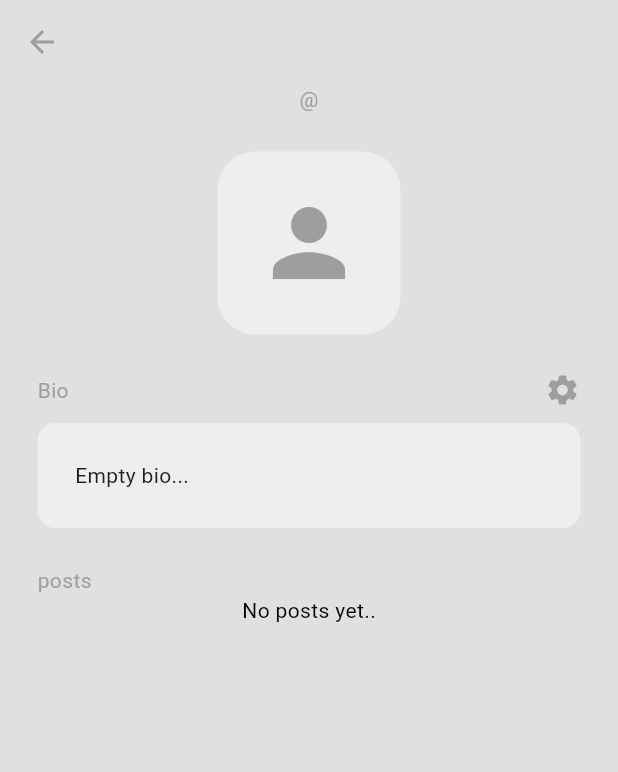
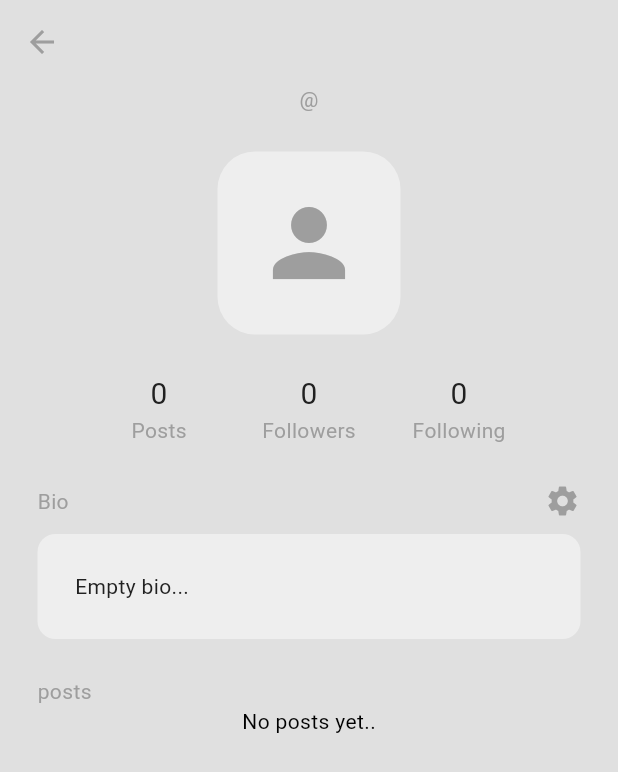
Before and after one commit to fallss/UAS_Kelompok4_sosialmedia_twiter, a Flutter app: the HomePage screen opened directly, in the side drawer, after a tap on "P R O F I L E", on a phone screen of 412 x 824 dp. Shown: the top 772 px of the screen. Run offline on Flutter 3.47's test engine with Material 3 defaults, Android fonts, the light colour scheme and no system bars; our stand-ins replace cloud_firestore, firebase_auth, firebase_core; accounts and stored records are empty; network calls fail.

Commit message:
penambahan fitur profile page

```diff
--- /dev/null
+++ b/lib/components/my_profile_stats.dart
@@ -0,0 +1,59 @@
+import 'package:flutter/material.dart';
+
+class MyProfileStats extends StatelessWidget {
+  final int postCount;
+  final int followerCount;
+  final int followingCount;
+  final void Function()? onTap;
+  const MyProfileStats({
+    super.key,
+    required this.postCount,
+    required this.followerCount,
+    required this.followingCount,
+    required this.onTap,
+  });
+
+  @override
+  Widget build(BuildContext context) {
+    var TextStyleForCount = TextStyle(
+        fontSize: 20, color: Theme.of(context).colorScheme.inversePrimary);
+    var TextStyleForText =
+        TextStyle(color: Theme.of(context).colorScheme.primary);
+
+    return GestureDetector(
+      onTap: onTap,
+      child: Row(
+        mainAxisAlignment: MainAxisAlignment.center,
+        children: [
+          SizedBox(
+            width: 100,
+            child: Column(
+              children: [
+                Text(postCount.toString(), style: TextStyleForCount),
+                Text("Posts", style: TextStyleForText)
+              ],
+            ),
+          ),
+          SizedBox(
+            width: 100,
+            child: Column(
+              children: [
+                Text(followerCount.toString(), style: TextStyleForCount),
+                Text("Followers", style: TextStyleForText)
+              ],
+            ),
+          ),
+          SizedBox(
+            width: 100,
+            child: Column(
+              children: [
+                Text(followingCount.toString(), style: TextStyleForCount),
+                Text("Following", style: TextStyleForText)
+              ],
+            ),
+          ),
+        ],
+      ),
+    );
+  }
+}
--- a/lib/database/database_provider.dart
+++ b/lib/database/database_provider.dart
@@ -143,4 +143,100 @@ Future<void> deleteComment(String commentId, postId) async{
   await _db.deleteCommentInFirebase(commentId);
   await loadComments(postId);
 }
+
+
+final Map<String, List<String>> _followers = {};
+final Map<String, List<String>> _following = {};
+final Map<String, int> _followerCount = {};
+final Map<String, int> _followingCount = {};
+
+int getFollowerCount(String uid) => _followerCount[uid] ?? 0;
+int getFollowingCount(String uid) => _followingCount[uid] ?? 0;
+
+Future<void> loadUserFollowers(String uid) async {
+  final listOfFollowersUid = await _db.getFollowerUidFromFirebase(uid);
+
+  _followers[uid] = listOfFollowersUid;
+  _followerCount[uid] = listOfFollowersUid.length;
+
+  notifyListeners();
 }
+
+Future<void> loadUserFollowing(String uid) async {
+  final listOfFollowingUids = await _db.getFollowingUidFromFirebase(uid); // memastikan pemanggilan fungsi yang benar
+
+  _following[uid] = listOfFollowingUids;
+  _followingCount[uid] = listOfFollowingUids.length;
+
+  notifyListeners();
+}
+
+Future<void> followUser(String targetUserId) async {
+  final currentUserId = _auth.getCurrentUid();
+
+  _following.putIfAbsent(currentUserId, () => []);
+  _followers.putIfAbsent(targetUserId, () => []);
+
+  if (!_followers[targetUserId]!.contains(currentUserId)) {
+    _followers[targetUserId]?.add(currentUserId);
+    _followerCount[targetUserId] = (_followerCount[targetUserId] ?? 0) + 1;
+
+    _following[currentUserId]?.add(targetUserId);
+    _followingCount[currentUserId] = (_followingCount[currentUserId] ?? 0) + 1;
+  }
+
+  notifyListeners();
+
+  try {
+    await _db.followUserInFirebase(targetUserId);
+    await loadUserFollowers(currentUserId);
+    await loadUserFollowing(currentUserId);
+  } catch (e) {
+    _followers[targetUserId]?.remove(currentUserId);
+    _followerCount[targetUserId] = (_followerCount[targetUserId] ?? 0) - 1;
+
+    _following[currentUserId]?.remove(targetUserId);
+    _followingCount[currentUserId] = (_followingCount[currentUserId] ?? 0) - 1;
+
+    notifyListeners();
+  }
+}
+
+Future<void> unfollowUser(String targetUserId) async {
+  final currentUserId = _auth.getCurrentUid();
+
+  _following.putIfAbsent(currentUserId, () => []);
+  _followers.putIfAbsent(targetUserId, () => []);
+
+  if (_followers[targetUserId]!.contains(currentUserId)) {
+    _followers[targetUserId]?.remove(currentUserId);
+    _followerCount[targetUserId] = (_followerCount[targetUserId] ?? 0) - 1;
+
+    _following[currentUserId]?.remove(targetUserId); // Memastikan yang dihapus adalah target user dari current user
+    _followingCount[currentUserId] = (_followingCount[currentUserId] ?? 0) - 1;
+  }
+
+  notifyListeners();
+
+  try {
+    await _db.unfollowUserInFirebase(targetUserId);
+    await loadUserFollowers(currentUserId);
+    await loadUserFollowing(currentUserId);
+  } catch (e) {
+    _followers[targetUserId]?.add(currentUserId);
+    _followerCount[targetUserId] = (_followerCount[targetUserId] ?? 0) + 1;
+
+    _following[currentUserId]?.add(targetUserId);
+    _followingCount[currentUserId] = (_followingCount[currentUserId] ?? 0) + 1;
+
+    notifyListeners();
+  }
+}
+
+bool isFollowing(String uid) {
+  final currentUserId = _auth.getCurrentUid();
+  return _following[currentUserId]?.contains(uid) ?? false; // menggunakan ?? false agar defaultnya tidak mengikuti
+}
+
+void userProfile(String uid) {}
+}
--- a/lib/database/database_service.dart
+++ b/lib/database/database_service.dart
@@ -9,7 +9,8 @@ class DatabaseService {
   final _auth = FirebaseAuth.instance;
   final FirebaseFirestore _db = FirebaseFirestore.instance;
 
-  Future<void> saveUserInfoInFirebase({required String name, required String email}) async {
+  Future<void> saveUserInfoInFirebase(
+      {required String name, required String email}) async {
     String uid = _auth.currentUser!.uid;
     String username = email.split('@')[0];
 
@@ -161,4 +162,91 @@ class DatabaseService {
       return [];
     }
   }
+
+  Future<void> followUserInfirebasse(String uid) async {
+    final currentUSerId = _auth.currentUser!.uid;
+
+    await _db
+        .collection("Users")
+        .doc(currentUSerId)
+        .collection("Following")
+        .doc(uid)
+        .set({});
+
+    await _db
+        .collection("Users")
+        .doc(uid)
+        .collection("Followers")
+        .doc(currentUSerId)
+        .set({});
+  }
+
+  Future<void> unFollowUserInFirebase(String uid) async {
+    final currentUSerId = _auth.currentUser!.uid;
+
+    await _db
+        .collection("Users")
+        .doc(currentUSerId)
+        .collection("Following")
+        .doc(uid)
+        .delete();
+
+    await _db
+        .collection("Users")
+        .doc(uid)
+        .collection("Followers")
+        .doc(currentUSerId)
+        .delete();
+  }
+
+  Future<void> followUserInFirebase(String uid) async {
+  final currentUserId = _auth.currentUser!.uid;
+
+  await _db
+      .collection("Users")
+      .doc(currentUserId)
+      .collection("Following")
+      .doc(uid)
+      .set({});
+
+  await _db
+      .collection("Users")
+      .doc(uid)
+      .collection("Followers")
+      .doc(currentUserId)
+      .set({});
 }
+
+Future<void> unfollowUserInFirebase(String uid) async {
+  final currentUserId = _auth.currentUser!.uid;
+
+  await _db
+      .collection("Users")
+      .doc(currentUserId)
+      .collection("Following")
+      .doc(uid)
+      .delete();
+
+  await _db
+      .collection("Users")
+      .doc(uid)
+      .collection("Followers")
+      .doc(currentUserId)
+      .delete();
+}
+
+Future<List<String>> getFollowerUidFromFirebase(String uid) async {
+  final snapshot =
+      await _db.collection("Users").doc(uid).collection("Followers").get();
+
+  return snapshot.docs.map((doc) => doc.id).toList();
+}
+
+Future<List<String>> getFollowingUidFromFirebase(String uid) async {
+  final snapshot =
+      await _db.collection("Users").doc(uid).collection("Following").get();
+
+  return snapshot.docs.map((doc) => doc.id).toList();
+}
+
+}
--- a/lib/pages/login_page.dart
+++ b/lib/pages/login_page.dart
@@ -87,7 +87,7 @@ showLoadingCircle(context);
 
                 // logo
                Image.asset(
-  'lib/helper/icon.png',
+  'lib/images/icon.png',
   width: 420, // Sesuaikan ukuran sesuai kebutuhan
   height: 300,
 ),
--- a/lib/pages/profile_page.dart
+++ b/lib/pages/profile_page.dart
@@ -2,14 +2,14 @@ import 'package:flutter/material.dart';
 import 'package:provider/provider.dart';
 import 'package:uas_twitter_mediasosial/auth/auth_service.dart';
 import 'package:uas_twitter_mediasosial/components/my_bio_box.dart';
+import 'package:uas_twitter_mediasosial/components/my_follow_button.dart';
 import 'package:uas_twitter_mediasosial/components/my_input_alert_box.dart';
 import 'package:uas_twitter_mediasosial/components/my_post_tile.dart';
+import 'package:uas_twitter_mediasosial/components/my_profile_stats.dart';
 import 'package:uas_twitter_mediasosial/database/database_provider.dart';
 import 'package:uas_twitter_mediasosial/models/user.dart';
 
 import '../helper/navigate_pages.dart';
-
-
 
 class ProfilePage extends StatefulWidget {
   final String uid;
@@ -33,6 +33,8 @@ late final databaseProvider =
 
   bool _isLoading = true;
 
+  bool _isFollowing = false;
+
   @override
   void initState() {
     super.initState();
@@ -41,8 +43,13 @@ late final databaseProvider =
     loadUser();
   }
 
-Future<void> loadUser() async{
+  Future<void> loadUser() async {
     user = await databaseProvider.getUserProfile(widget.uid);
+
+    await databaseProvider.loadUserFollowers(widget.uid);
+    await databaseProvider.loadUserFollowing(widget.uid);
+
+    _isFollowing = databaseProvider.isFollowing(widget.uid);
 
     setState(() {
       _isLoading = false;
@@ -56,12 +63,10 @@ void _showEditBioBox() {
             textController: bioTextController,
             hinText: "Edit bio..",
             onPressed: saveBio,
-    onPressedText: "Save")
-    );
+            onPressedText: "Save"));
   }
 
   Future<void> saveBio() async {
-
     setState(() {
       _isLoading = true;
     });
@@ -76,26 +81,61 @@ Future<void> saveBio() async {
 
     print("saving..");
   }
+
+  Future<void> toggleFollow() async {
+    if (_isFollowing) {
+      showDialog(
+        context: context,
+        builder: (context) => AlertDialog(
+          title: const Text("Unfollow"),
+          content: const Text("Are you sure want to unfollow?"),
+          actions: [
+            TextButton(
+              onPressed: () => Navigator.pop(context),
+              child: const Text("Cancel"),
+            ),
+            TextButton(
+              onPressed: () async {
+                Navigator.pop(context);
+
+                await databaseProvider.unfollowUser(widget.uid);
+              },
+              child: const Text("Yes"),
+            ),
+          ],
+        ),
+      );
+    } else {
+      await databaseProvider.followUser(widget.uid);
+    }
+    setState(() {
+      _isFollowing = !_isFollowing;
+    });
+  }
+
   //UI
   @override
   Widget build(BuildContext context) {
-
     final allUserPosts = listeningProvider.fillerUserPosts(widget.uid);
 
+    final followerCount =listeningProvider.getFollowerCount(widget.uid);
+    final followingCount =listeningProvider.getFollowingCount(widget.uid);
+
+    _isFollowing = listeningProvider.isFollowing(widget.uid);
+
     return Scaffold(
-      backgroundColor: Theme.of(context).colorScheme.surface ,
+        backgroundColor: Theme.of(context).colorScheme.surface,
         appBar: AppBar(
           centerTitle: true,
           title: Text(_isLoading ? '' : user!.name),
           foregroundColor: Theme.of(context).colorScheme.primary,
         ),
-
-
-      body:ListView(
+        body: ListView(
           children: [
             Center(
-            child: Text(_isLoading ? '' : '@${user!.username}',
-            style:TextStyle(color:Theme.of(context).colorScheme.primary),
+              child: Text(
+                _isLoading ? '' : '@${user!.username}',
+                style: TextStyle(color: Theme.of(context).colorScheme.primary),
               ),
             ),
 
@@ -104,11 +144,11 @@ Future<void> saveBio() async {
             //profile
             Center(
               child: Container(
-              decoration: BoxDecoration(color: Theme.of(context).colorScheme.secondary,
+                decoration: BoxDecoration(
+                  color: Theme.of(context).colorScheme.secondary,
                   borderRadius: BorderRadius.circular(25),
                 ),
-
-              padding:const EdgeInsets.all(25),
+                padding: const EdgeInsets.all(25),
                 child: Icon(
                   Icons.person,
                   size: 72,
@@ -118,6 +158,21 @@ Future<void> saveBio() async {
             ),
             const SizedBox(height: 25),
 
+            MyProfileStats(
+                postCount: allUserPosts.length,
+                followerCount:followerCount,
+                followingCount: followingCount,
+                onTap: (){},
+                ),
+
+            //
+            if (user != null && user!.uid != currentUserId)
+              MyFollowButton(
+                onPressed: toggleFollow,
+                isFollowing: _isFollowing,
+              ),
+
+                          const SizedBox(height: 25),
 
 
             Padding(
@@ -125,12 +180,15 @@ Future<void> saveBio() async {
               child: Row(
                 mainAxisAlignment: MainAxisAlignment.spaceBetween,
                 children: [
-                Text("Bio", style: TextStyle(color: Theme.of(context).colorScheme.primary),
+                  Text(
+                    "Bio",
+                    style:
+                        TextStyle(color: Theme.of(context).colorScheme.primary),
                   ),
                   GestureDetector(
                     onTap: _showEditBioBox,
                     child: Icon(Icons.settings,
-                                 color: Theme.of(context).colorScheme.primary ),
+                        color: Theme.of(context).colorScheme.primary),
                   ),
                 ],
               ),
@@ -142,32 +200,32 @@ Future<void> saveBio() async {
             MyBioBox(text: _isLoading ? '...' : user!.bio),
 
             Padding(
-            padding: const EdgeInsets.only(left: 25.0 ,top: 25),
-            child: Text("posts", style: TextStyle(color: Theme.of(context).colorScheme.primary),
+              padding: const EdgeInsets.only(left: 25.0, top: 25),
+              child: Text(
+                "posts",
+                style: TextStyle(color: Theme.of(context).colorScheme.primary),
               ),
             ),
 
-          allUserPosts.isEmpty ?
-        const Center(child: Text("No posts yet.."),)
-
-        :
-
-        ListView.builder(
-          itemCount:  allUserPosts.length,
+            allUserPosts.isEmpty
+                ? const Center(
+                    child: Text("No posts yet.."),
+                  )
+                : ListView.builder(
+                    itemCount: allUserPosts.length,
                     physics: const NeverScrollableScrollPhysics(),
                     shrinkWrap: true,
-          itemBuilder:(context, index){
+                    itemBuilder: (context, index) {
                       final post = allUserPosts[index];
 
                       return MyPostTile(
                         post: post,
-              onUserTap: (){},
-              onPostTap: () =>  goPostPage(context, post),
+                        onUserTap: () {},
+                        onPostTap: () => goPostPage(context, post),
                       );
                     },
                   ),
           ],
-      )
-    );
+        ));
   }
 }
--- a/pubspec.yaml
+++ b/pubspec.yaml
@@ -65,7 +65,9 @@ flutter:
 
   # To add assets to your application, add an assets section, like this:
   assets:
-    - lib/helper/icon.png
+    - lib/images/icon.png
+    - lib/images/register.png
+
 
   # An image asset can refer to one or more resolution-specific "variants", see
   # https://flutter.dev/to/resolution-aware-images
```
Also changed, not shown: lib/components/my_follow_button.dart (added, +45 -0 lines), lib/pages/register_page.dart (+7 -7 lines), lib/images/icon.png (renamed from lib/helper/icon.png), lib/images/register.png (added). Lines whose indentation alone changed are shown as unchanged.
